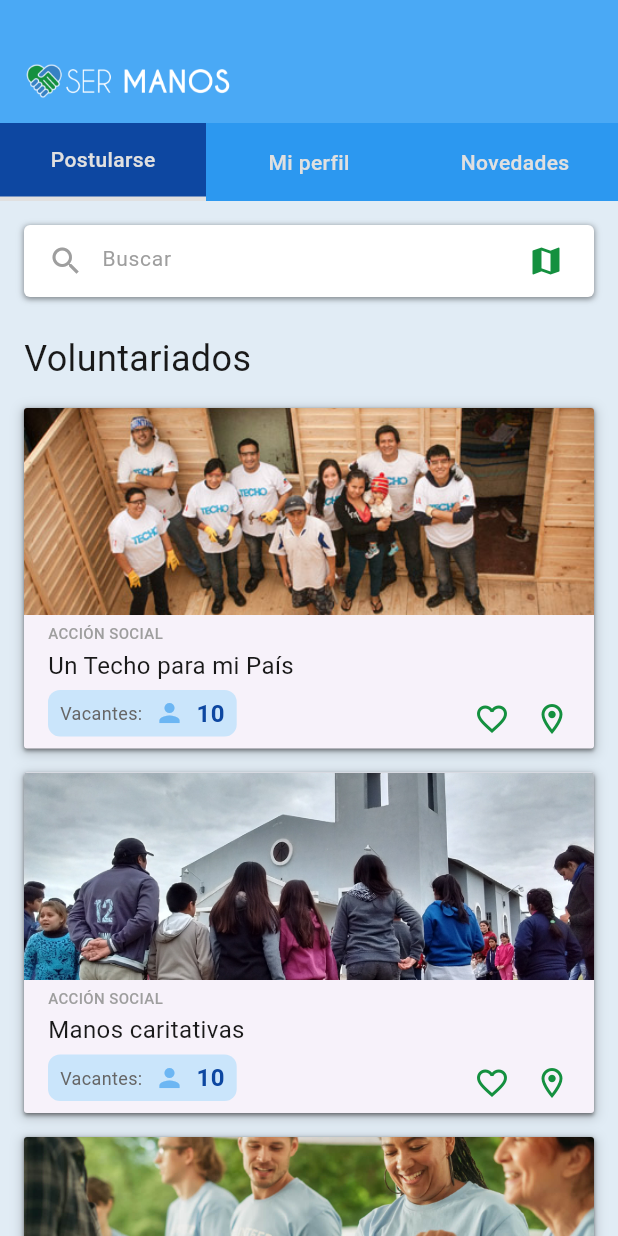
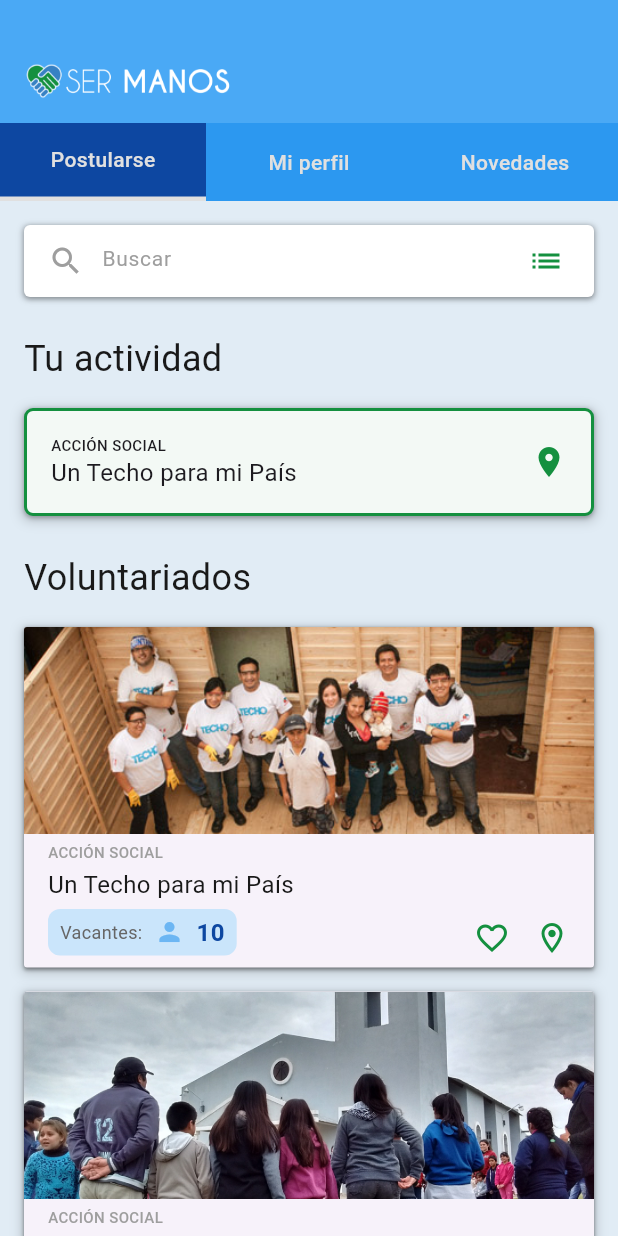
Before and after one commit to flopezmenardi/ser_manos, a Flutter app: the screen it shows after launch, on a phone screen of 412 x 824 dp. Run offline on Flutter 3.47's test engine with Material 3 defaults, Android fonts, the phone set to English and light mode, and no system bars.

Commit message:
Improve home page

```diff
--- a/lib/features/home/screens/home_screen.dart
+++ b/lib/features/home/screens/home_screen.dart
@@ -1,10 +1,10 @@
 import 'package:flutter/material.dart';
 import 'package:ser_manos/design_system/molecules/inputs/search_input.dart';
-
-import '../../../design_system/organisms/cards/volunteer_card.dart';
-import '../../../design_system/organisms/headers/header.dart';
-import '../../../design_system/tokens/colors.dart';
-import '../../../design_system/tokens/typography.dart';
+import 'package:ser_manos/design_system/organisms/cards/volunteer_card.dart';
+import 'package:ser_manos/design_system/organisms/headers/header.dart';
+import 'package:ser_manos/design_system/tokens/colors.dart';
+import 'package:ser_manos/design_system/tokens/typography.dart';
+import 'package:ser_manos/design_system/organisms/cards/current_volunteer_card.dart'; // assuming you have it here
 
 class VolunteeringListPage extends StatefulWidget {
   const VolunteeringListPage({super.key});
@@ -15,6 +15,39 @@
 
 class _VolunteeringListPageState extends State<VolunteeringListPage> {
   int selectedIndex = 0;
+
+  final List<Map<String, dynamic>> volunteeringList = [
+    {
+      'imagePath': 'assets/images/home1.jpg',
+      'category': 'Acción Social',
+      'title': 'Un Techo para mi País',
+      'vacancies': 10,
+    },
+    {
+      'imagePath': 'assets/images/home2.jpg',
+      'category': 'Acción Social',
+      'title': 'Manos caritativas',
+      'vacancies': 10,
+    },
+    {
+      'imagePath': 'assets/images/volunteering.jpg',
+      'category': 'Acción Social',
+      'title': 'Apoyo Escolar',
+      'vacancies': 10,
+    },
+    {
+      'imagePath': 'assets/images/volunteering.jpg',
+      'category': 'Acción Social',
+      'title': 'Recolección de ropa',
+      'vacancies': 10,
+    },
+  ];
+
+  // simulate current user volunteer activity
+  final Map<String, String>? currentVolunteer = {
+    'category': 'Acción Social',
+    'name': 'Un Techo para mi País',
+  };
 
   void onTabSelected(int index) {
     setState(() {
@@ -36,14 +69,30 @@
             child: ListView(
               padding: const EdgeInsets.all(16),
               children: [
-                // Search bar placeholder
+                // Search bar
                 SearchInput(
-                  mode: SearchInputMode.map,
+                  mode: SearchInputMode.list,
                   controller: TextEditingController(),
                 ),
                 const SizedBox(height: 24),
 
-                // Title "Voluntariados"
+                // "Tu actividad"
+                if (currentVolunteer != null) ...[
+                  Text(
+                    "Tu actividad",
+                    style: AppTypography.headline1.copyWith(
+                      color: AppColors.neutral100,
+                    ),
+                  ),
+                  const SizedBox(height: 16),
+                  CurrentVolunteerCardSermanos(
+                    category: currentVolunteer!['category']!,
+                    name: currentVolunteer!['name']!,
+                  ),
+                  const SizedBox(height: 24),
+                ],
+
+                // "Voluntariados"
                 Text(
                   "Voluntariados",
                   style: AppTypography.headline1.copyWith(
@@ -52,42 +101,39 @@
                 ),
                 const SizedBox(height: 16),
 
-                // Static list of VolunteeringCards
-                VolunteeringCard(
-                  imagePath: 'assets/images/home1.jpg',
-                  category: 'Acción Social',
-                  title: 'Un Techo para mi País',
-                  vacancies: 10,
-                  onFavoritePressed: () {},
-                  onLocationPressed: () {},
-                ),
-                const SizedBox(height: 16),
-                VolunteeringCard(
-                  imagePath: 'assets/images/home2.jpg',
-                  category: 'Acción Social',
-                  title: 'Manos caritativas',
-                  vacancies: 10,
-                  onFavoritePressed: () {},
-                  onLocationPressed: () {},
-                ),
-                const SizedBox(height: 16),
-                VolunteeringCard(
-                  imagePath: 'assets/images/volunteering.jpg',
-                  category: 'Acción Social',
-                  title: 'Apoyo Escolar',
-                  vacancies: 10,
-                  onFavoritePressed: () {},
-                  onLocationPressed: () {},
-                ),
-                const SizedBox(height: 16),
-                VolunteeringCard(
-                  imagePath: 'assets/images/volunteering.jpg',
-                  category: 'Acción Social',
-                  title: 'Recolección de ropa',
-                  vacancies: 10,
-                  onFavoritePressed: () {},
-                  onLocationPressed: () {},
-                ),
+                // List of Volunteering Cards or Empty State
+                if (volunteeringList.isEmpty)
+                  Container(
+                    padding: const EdgeInsets.all(32),
+                    alignment: Alignment.center,
+                    decoration: BoxDecoration(
+                      color: AppColors.neutral0,
+                      borderRadius: BorderRadius.circular(8),
+                    ),
+                    child: Text(
+                      "Actualmente no hay voluntariados vigentes.\nPronto se irán incorporando nuevos.",
+                      textAlign: TextAlign.center,
+                      style: AppTypography.subtitle1.copyWith(
+                        color: AppColors.neutral100,
+                      ),
+                    ),
+                  )
+                else
+                  ...volunteeringList.map((item) {
+                    return Column(
+                      children: [
+                        VolunteeringCard(
+                          imagePath: item['imagePath'],
+                          category: item['category'],
+                          title: item['title'],
+                          vacancies: item['vacancies'],
+                          onFavoritePressed: () {},
+                          onLocationPressed: () {},
+                        ),
+                        const SizedBox(height: 16),
+                      ],
+                    );
+                  }).toList(),
               ],
             ),
           ),
--- a/lib/main.dart
+++ b/lib/main.dart
@@ -14,7 +14,7 @@
     return MaterialApp(
       color: Colors.white,
       home: const Scaffold(
-        backgroundColor: Colors.red,
+        backgroundColor: Colors.white,
         body: VolunteeringListPage(),
       ),
     );
```
